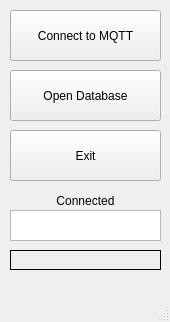
This is mainwindow.ui in EmperorNick/RFID-Database as Qt 5 draws it before an edit. The edited form follows.
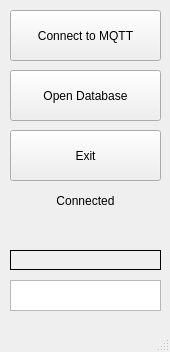
This is the edited form.

```diff
--- a/mainwindow.ui
+++ b/mainwindow.ui
@@ -7,12 +7,15 @@
     <x>0</x>
     <y>0</y>
     <width>170</width>
-    <height>322</height>
+    <height>352</height>
    </rect>
   </property>
   <property name="windowTitle">
    <string>RFID Database</string>
   </property>
+  <property name="autoFillBackground">
+   <bool>false</bool>
+  </property>
   <widget class="QWidget" name="centralwidget">
    <widget class="QPushButton" name="testbutton">
     <property name="geometry">
@@ -114,7 +117,7 @@
     <property name="geometry">
      <rect>
       <x>10</x>
-      <y>210</y>
+      <y>280</y>
       <width>151</width>
       <height>31</height>
      </rect>
```
